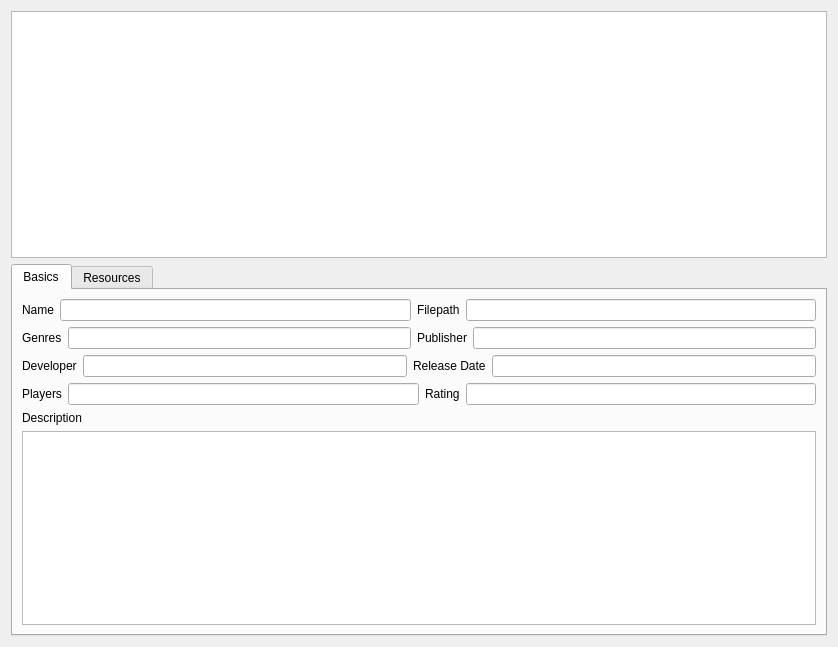
Qt form res/executable.ui (remeh/mehstation-config) before a commit.
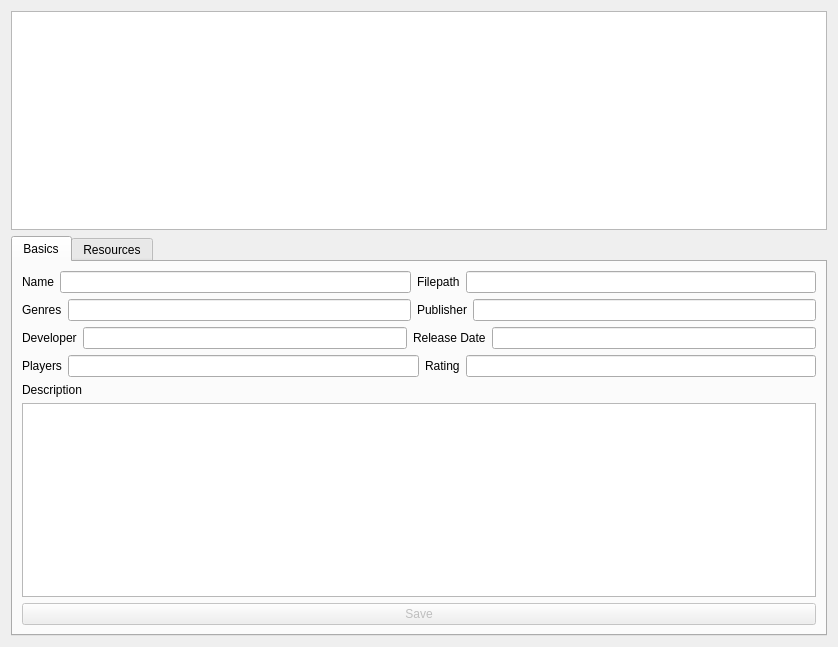
The same form after that commit. The open tabs and pages were chosen to show the change.

Commit message: Save button in executable infos.

The edit to the form file:
```diff
--- a/res/executable.ui
+++ b/res/executable.ui
@@ -141,6 +141,16 @@
          </item>
         </layout>
        </item>
+       <item>
+        <widget class="QPushButton" name="save">
+         <property name="enabled">
+          <bool>false</bool>
+         </property>
+         <property name="text">
+          <string>Save</string>
+         </property>
+        </widget>
+       </item>
       </layout>
      </widget>
      <widget class="QWidget" name="resources">
```
Left out of the diff: 2 changed lines with no effect on the pictures. The commit also changes 3 other files.
